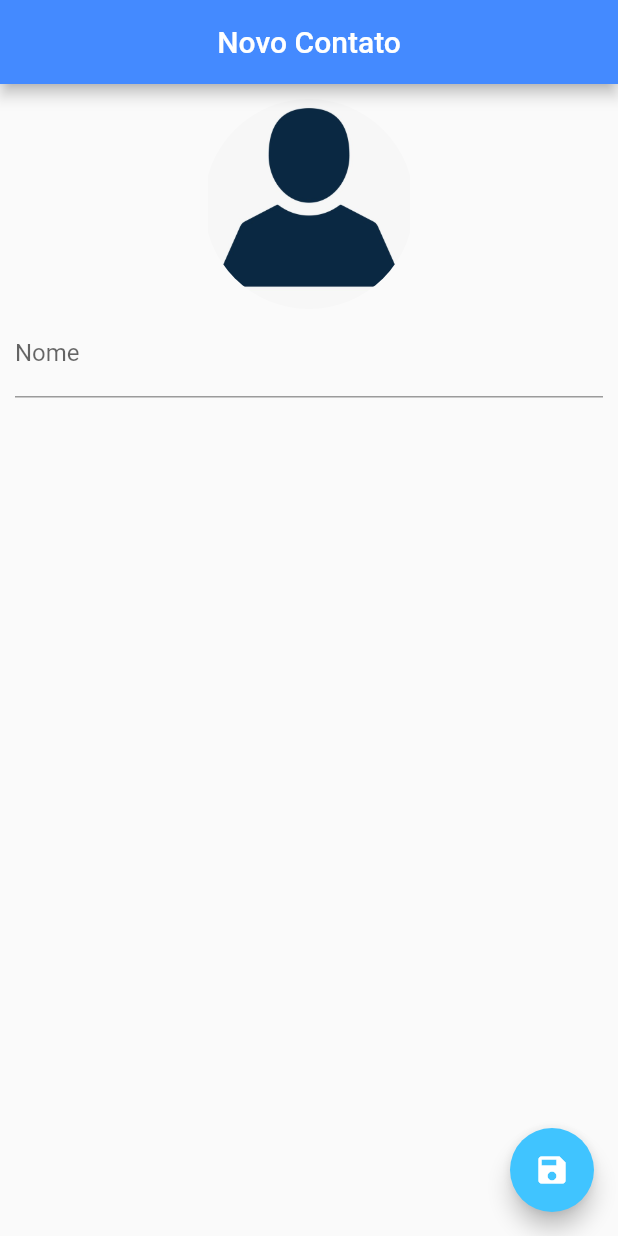
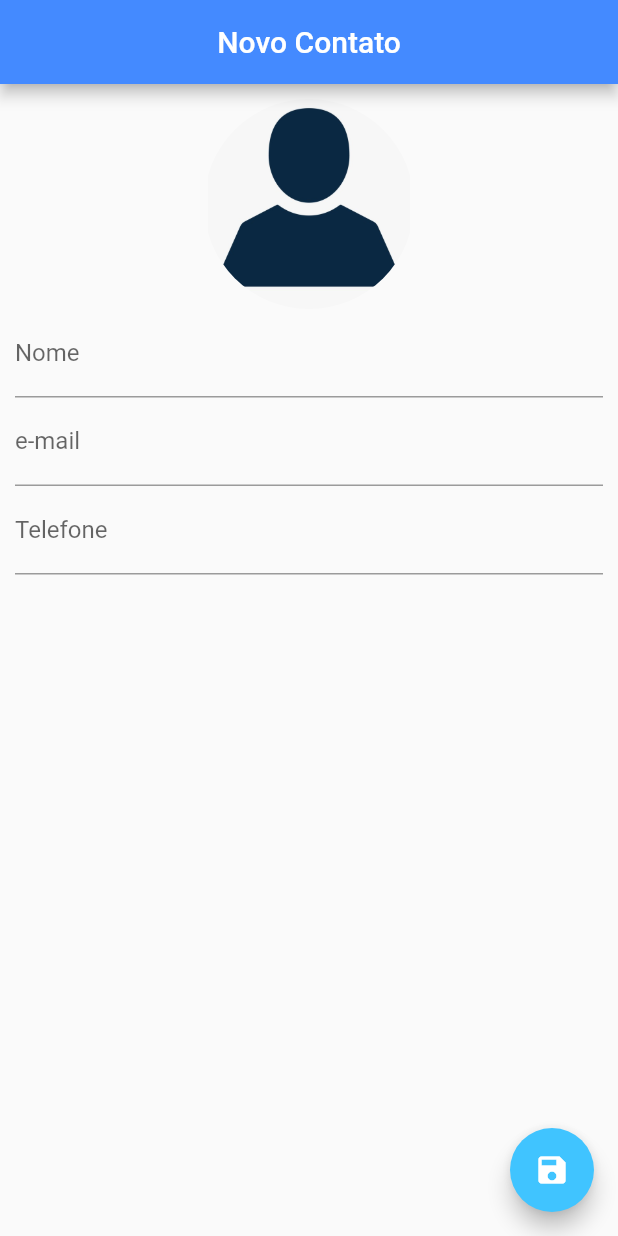
Before and after one commit to ArthurMarianoNeto/Lista-Contatos, a Flutter app: the screen it shows after launch, on a phone screen of 412 x 824 dp. Run offline on Flutter 3.47's test engine with Material 2 defaults, Android fonts, the phone set to English and light mode, and no system bars; our stand-ins replace image_picker, sqflite; accounts and stored records are empty.

Commit message:
Incluindo campos de e-mail e telefone
Cada campo a ser digitado tem sua particuladidade, o campo de email aparece o "@" e o campo de telefone aparece apenas numeros para ser digitado;

```diff
--- a/lib/ui/contact_page.dart
+++ b/lib/ui/contact_page.dart
@@ -66,6 +66,26 @@ class _ContactPageState extends State<ContactPage> {
                   _editedContact.nome = text;
                 });
               },
+            ),
+            TextField(
+              decoration: InputDecoration(
+                  labelText: "e-mail "
+              ),
+              onChanged: (text){
+                _userEdited = true;
+                _editedContact.email = text;
+              },
+              keyboardType: TextInputType.emailAddress,
+            ),
+            TextField(
+              decoration: InputDecoration(
+                  labelText: "Telefone "
+              ),
+              onChanged: (text){
+                _userEdited = true;
+                _editedContact.phone = text;
+              },
+              keyboardType: TextInputType.phone,
             )
           ],
         ),
```
